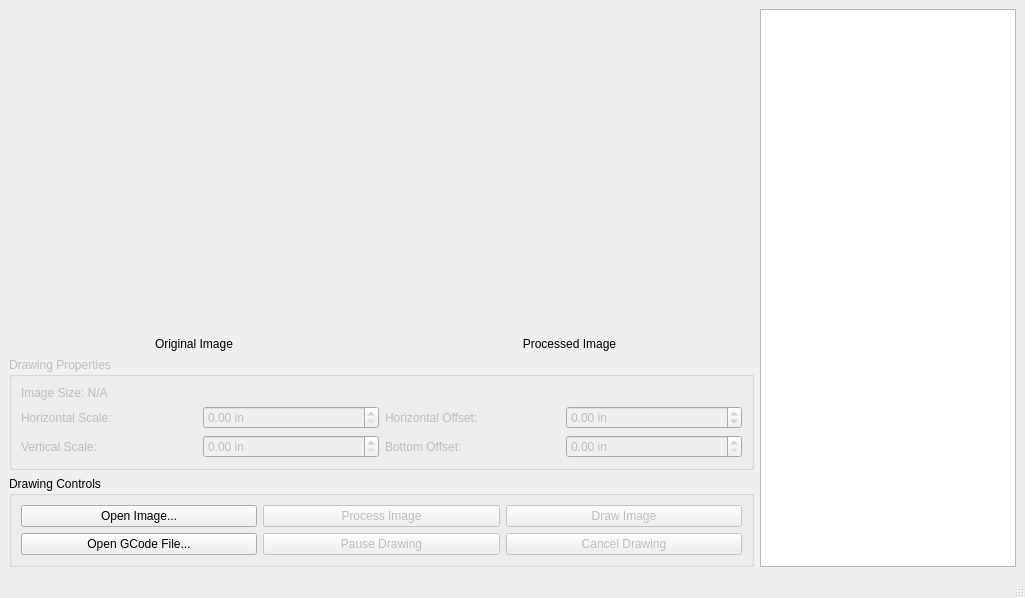
Above: gui.ui from Senior-Design-Robot/rpi-pc-software before the change. Below: the same form after it.
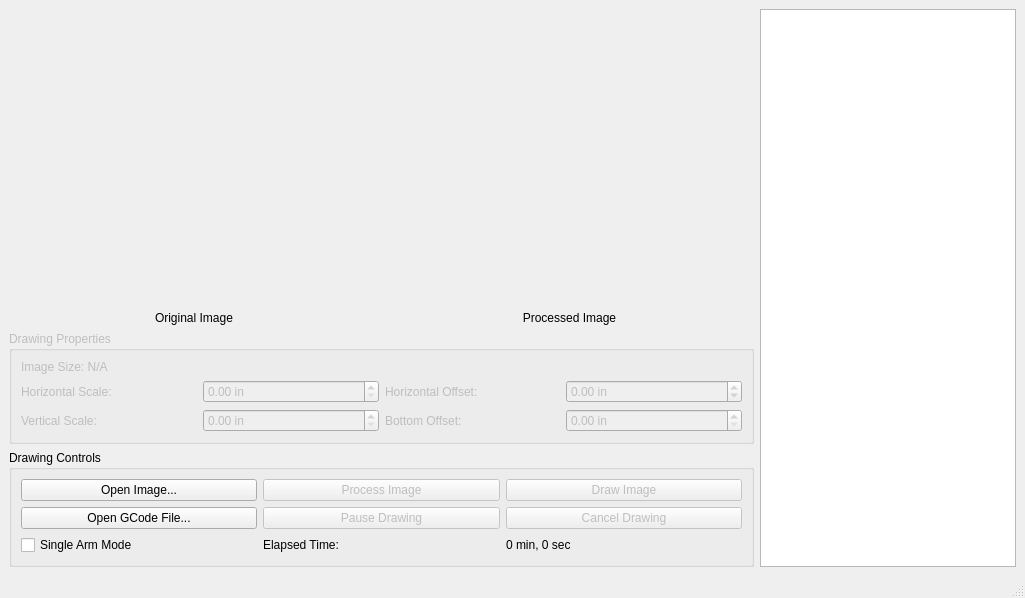
That is the form after the change.

Commit message: Get dual arms working, add timer, single arm mode

The edit to the form file:
```diff
--- a/gui.ui
+++ b/gui.ui
@@ -235,6 +235,27 @@
            </property>
           </widget>
          </item>
+         <item row="2" column="2">
+          <widget class="QLabel" name="elapsedTimeLabel">
+           <property name="text">
+            <string>0 min, 0 sec</string>
+           </property>
+          </widget>
+         </item>
+         <item row="2" column="1">
+          <widget class="QLabel" name="label_8">
+           <property name="text">
+            <string>Elapsed Time:</string>
+           </property>
+          </widget>
+         </item>
+         <item row="2" column="0">
+          <widget class="QCheckBox" name="singleArmCheck">
+           <property name="text">
+            <string>Single Arm Mode</string>
+           </property>
+          </widget>
+         </item>
         </layout>
        </widget>
       </item>
```
Left out of the diff: 26 changed lines with no effect on the pictures. The commit also changes 3 other files.
